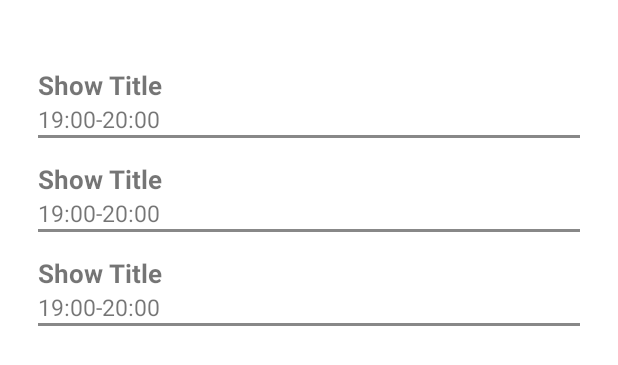
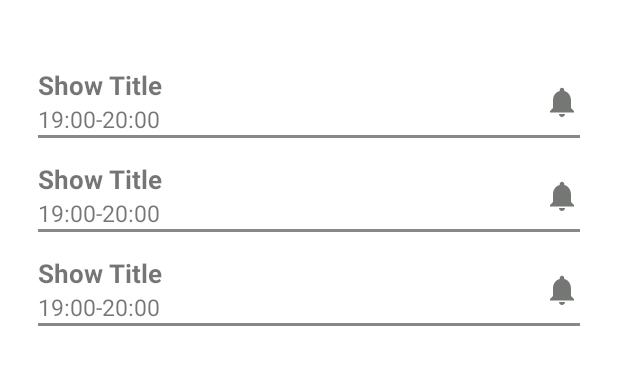
Before and after one commit to MrQwerty9/Submission_MenjadiAndroidDeveloperExpert, an Android app: the layout fragment_schedule_content.xml on its own in the app's theme, with its tools: preview values and no code run, on a phone screen of 412 x 824 dp. Shown: the top 365 px of the screen. Run offline under Robolectric (Android 15) with nearby library versions, the phone set to English and light mode, and no system bars.

```diff
--- /dev/null
+++ b/app/src/main/res/drawable/ic_baseline_notifications_active_24.xml
@@ -0,0 +1,5 @@
+<vector android:height="24dp" android:tint="#0063AD"
+    android:viewportHeight="24" android:viewportWidth="24"
+    android:width="24dp" xmlns:android="http://schemas.android.com/apk/res/android">
+    <path android:fillColor="@android:color/white" android:pathData="M7.58,4.08L6.15,2.65C3.75,4.48 2.17,7.3 2.03,10.5h2c0.15,-2.65 1.51,-4.97 3.55,-6.42zM19.97,10.5h2c-0.15,-3.2 -1.73,-6.02 -4.12,-7.85l-1.42,1.43c2.02,1.45 3.39,3.77 3.54,6.42zM18,11c0,-3.07 -1.64,-5.64 -4.5,-6.32L13.5,4c0,-0.83 -0.67,-1.5 -1.5,-1.5s-1.5,0.67 -1.5,1.5v0.68C7.63,5.36 6,7.92 6,11v5l-2,2v1h16v-1l-2,-2v-5zM12,22c0.14,0 0.27,-0.01 0.4,-0.04 0.65,-0.14 1.18,-0.58 1.44,-1.18 0.1,-0.24 0.15,-0.5 0.15,-0.78h-4c0.01,1.1 0.9,2 2.01,2z"/>
+</vector>
--- /dev/null
+++ b/app/src/main/res/drawable/ic_notifications.xml
@@ -0,0 +1,5 @@
+<vector android:height="24dp" android:tint="#757774"
+    android:viewportHeight="24" android:viewportWidth="24"
+    android:width="24dp" xmlns:android="http://schemas.android.com/apk/res/android">
+    <path android:fillColor="@android:color/white" android:pathData="M12,22c1.1,0 2,-0.9 2,-2h-4c0,1.1 0.89,2 2,2zM18,16v-5c0,-3.07 -1.64,-5.64 -4.5,-6.32L13.5,4c0,-0.83 -0.67,-1.5 -1.5,-1.5s-1.5,0.67 -1.5,1.5v0.68C7.63,5.36 6,7.92 6,11v5l-2,2v1h16v-1l-2,-2z"/>
+</vector>
--- a/app/src/main/res/layout/fragment_schedule_content.xml
+++ b/app/src/main/res/layout/fragment_schedule_content.xml
@@ -26,8 +26,8 @@
 
     <ProgressBar
         android:id="@+id/progress_bar"
-        android:layout_width="match_parent"
-        android:layout_height="match_parent"
+        android:layout_width="wrap_content"
+        android:layout_height="wrap_content"
         android:layout_gravity="center"
         android:visibility="gone" />
 </FrameLayout>
--- a/app/src/main/res/layout/item_schedule.xml
+++ b/app/src/main/res/layout/item_schedule.xml
@@ -1,6 +1,7 @@
 <?xml version="1.0" encoding="utf-8"?>
 
 <RelativeLayout xmlns:android="http://schemas.android.com/apk/res/android"
+    xmlns:tools="http://schemas.android.com/tools"
     android:id="@+id/cv_item_movie"
     android:layout_width="match_parent"
     android:layout_height="wrap_content"
@@ -27,6 +28,16 @@
         android:text="@string/show_time"
         android:textSize="15sp" />
 
+    <ImageButton
+        android:id="@+id/btn_notification"
+        android:layout_width="wrap_content"
+        android:layout_height="wrap_content"
+        android:src="@drawable/ic_notifications"
+        android:background="@color/transparent"
+        android:layout_alignParentEnd="true"
+        android:layout_centerVertical="true"
+        tools:ignore="ContentDescription"/>
+
     <View
         android:layout_width="match_parent"
         android:layout_height="2dp"
--- a/shared_dependencies.gradle
+++ b/shared_dependencies.gradle
@@ -29,6 +29,7 @@ dependencies {
     testImplementation "androidx.arch.core:core-testing:$androidCoreTestVersion"
     testImplementation "com.nhaarman.mockitokotlin2:mockito-kotlin:2.2.0"
     implementation "androidx.test.espresso:espresso-idling-resource:$idleResourceVersion"
+    testImplementation "org.jetbrains.kotlinx:kotlinx-coroutines-test:1.4.2-native-mt"
 
     //koin
     implementation "org.koin:koin-core:$koin_version"
```
Also changed, not shown: 1 other file.
